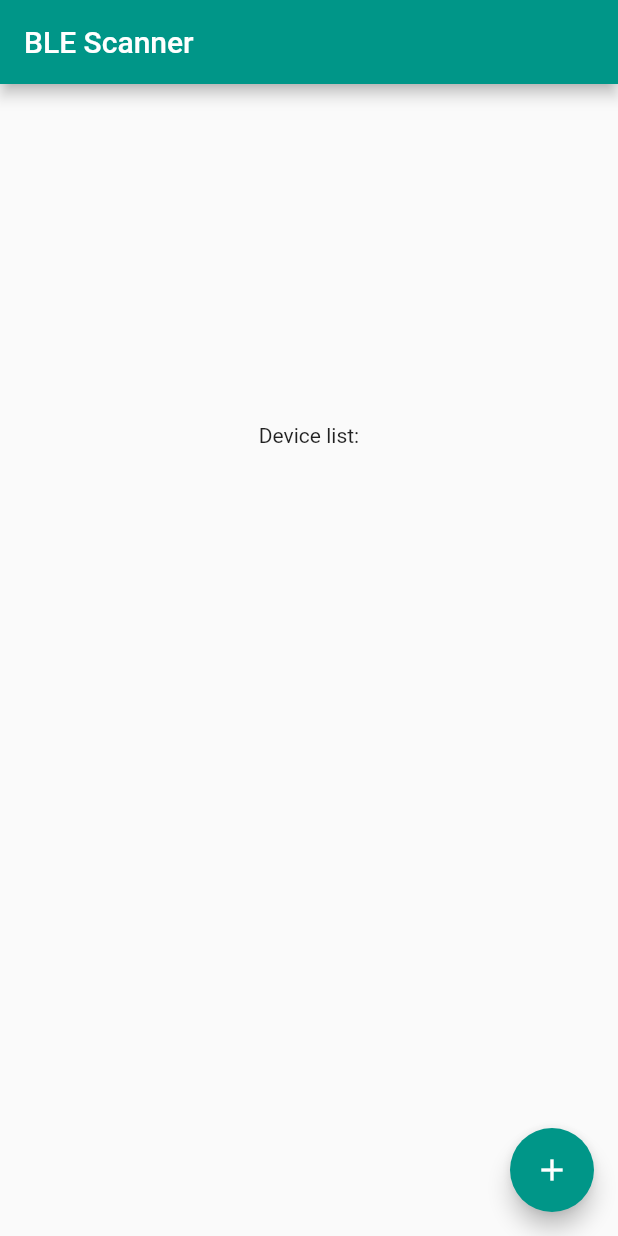
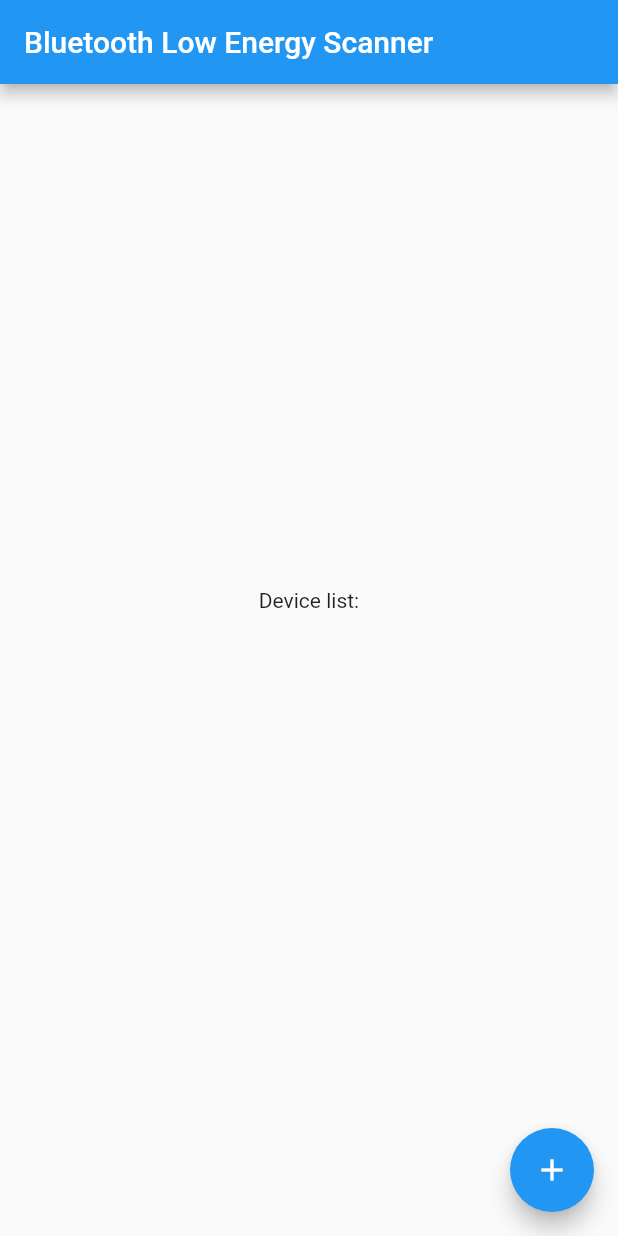
Before and after one commit to kaskaush/ble-scanner-flutter, a Flutter app: the screen it shows after launch, on a phone screen of 412 x 824 dp. Run offline on Flutter 3.47's test engine with Material 2 defaults, Android fonts, the phone set to English and light mode, and no system bars; our stand-ins replace flutter_blue, location, sensors; missing offline and left inert: just_debounce_it.

Commit message:
Pradyumnas first commit.

```diff
--- a/lib/main.dart
+++ b/lib/main.dart
@@ -1,6 +1,10 @@
 import 'package:flutter/material.dart';
 import 'package:flutter_blue/flutter_blue.dart';
 import 'package:location/location.dart';
+import 'package:sensors/sensors.dart';
+import 'package:just_debounce_it/just_debounce_it.dart';
+
+import 'ble-utils.dart';
 
 void main() => runApp(MyApp());
 
@@ -9,11 +13,11 @@ class MyApp extends StatelessWidget {
   @override
   Widget build(BuildContext context) {
     return MaterialApp(
-      title: 'BLE Scanner',
+      title: 'Bluetooth Low Energy Scanner',
       theme: ThemeData(
-        primarySwatch: Colors.teal,
+        primarySwatch: Colors.blue,
       ),
-      home: MyHomePage(title: 'BLE Scanner'),
+      home: MyHomePage(title: 'Bluetooth Low Energy Scanner'),
     );
   }
 }
@@ -36,6 +40,8 @@ class MyHomePage extends StatefulWidget {
   _MyHomePageState createState() => _MyHomePageState();
 }
 
+
+
 class _MyHomePageState extends State<MyHomePage> {
   List<ScanResult> results = [];
 
@@ -45,6 +51,7 @@ class _MyHomePageState extends State<MyHomePage> {
   Future<bool> locationServiceEnabled;
   PermissionStatus permissionGranted;
   LocationData locationData;
+
 
   void _showDialog(String message) {
     // flutter defined function
@@ -70,14 +77,14 @@ class _MyHomePageState extends State<MyHomePage> {
 
   Widget getBLEList(results) {
     return Container(
-      height: 300.0, // Change as per your requirement
-      width: 300.0, // Change as per your requirement
+      height: 300.0,
+      width: 400.0,
       child: new ListView.builder(
         shrinkWrap: true,
         itemCount: results.length,
         itemBuilder: (BuildContext context, int index) {
           return new Text(
-              '${results[index].device.id}.. rssi: ${results[index].rssi}');
+              '${results[index].device.id}.. rssi: ${results[index].rssi} ');
         },
       ),
     );
@@ -119,31 +126,80 @@ class _MyHomePageState extends State<MyHomePage> {
     List<ScanResult> resultsList = [];
     FlutterBlue flutterBlue = FlutterBlue.instance;
     flutterBlue.startScan(timeout: Duration(seconds: 4));
+    var scanSubScription = null;
+
+    stopExistingScan() {
+     // scanSubScription?.cancel();
+      flutterBlue.stopScan();
+      //scanSubScription = null;
+
+    }
+
+    num lastX = 0;
+    num lastY = 0;
+
+    accelerometerEvents.listen((AccelerometerEvent event) async {
+      // check the delta
+      num diffX = event.x - lastX;
+      num diffY = event.y - lastY;
+
+      // setting some threshold value so that it detects considerable amount of movement
+      num thresholdX = 2;
+      num thresholdY = 2;
+
+      if( diffX > thresholdX || diffY > thresholdY){
+
+        // device moved
+        //stopExistingScan();
+        await Future.delayed(Duration(seconds:5), (){
+          flutterBlue.stopScan();
+          flutterBlue.startScan(timeout: Duration(seconds: 4));
+          });
+      }
+
+      lastX = event.x;
+      lastY = event.y;
+    });
 
     flutterBlue.state.listen((state) {
       if (state == BluetoothState.off) {
         _showDialog('Please switch on your bluetooth.');
+
       } else if (state == BluetoothState.on) {
         flutterBlue.scanResults.listen((results) {
           for (ScanResult r in results) {
-            resultsList.add(r);
+            String nameStr = r.device.name;
+
+            if(nameStr.toUpperCase() == 'TCZ' ) {
+             var isUnique = true;
+              for( var i = 0 ; i < resultsList.length; i++ ) {
+                if(resultsList[i].device.id == r.device.id ) {
+                  isUnique = false;
+                }
+              }
+
+              if(isUnique){
+                resultsList.add(r);
+              }
+            }
           }
+
         });
+
         setState(() {
           results = resultsList;
         });
-
-        //_showListDialog(resultsList);
       }
     });
 
-    flutterBlue.stopScan();
+
   }
 
   void scanForDevices() async {}
 
   @override
   Widget build(BuildContext context) {
+    print("===========");
     return Scaffold(
       appBar: AppBar(
         title: Text(widget.title),
@@ -156,14 +212,14 @@ class _MyHomePageState extends State<MyHomePage> {
               'Device list:',
             ),
             Container(
-              height: 300.0, // Change as per your requirement
-              width: 300.0, // Change as per your requirement
+              height: 80.0,
+              width: 300.0,
               child: new ListView.builder(
                 shrinkWrap: true,
                 itemCount: results.length,
                 itemBuilder: (BuildContext context, int index) {
                   return new Text(
-                      '${results[index].device.id}.. rssi: ${results[index].rssi}');
+                      '${results[index].device.id}.. rssi: ${results[index].rssi} distance: ${getDistanceByRSSI(results[index].rssi)}');
                 },
               ),
             )
--- a/pubspec.yaml
+++ b/pubspec.yaml
@@ -21,6 +21,8 @@ dependencies:
     sdk: flutter
   flutter_blue: ^0.7.1+1
   location: ^3.0.0
+  sensors: 0.4.2
+  just_debounce_it: 3.0.0+2
 
   # The following adds the Cupertino Icons font to your application.
   # Use with the CupertinoIcons class for iOS style icons.
```
Also changed, not shown: lib/ble-utils.dart (added, +15 -0 lines), pubspec.lock, 3 other files.
